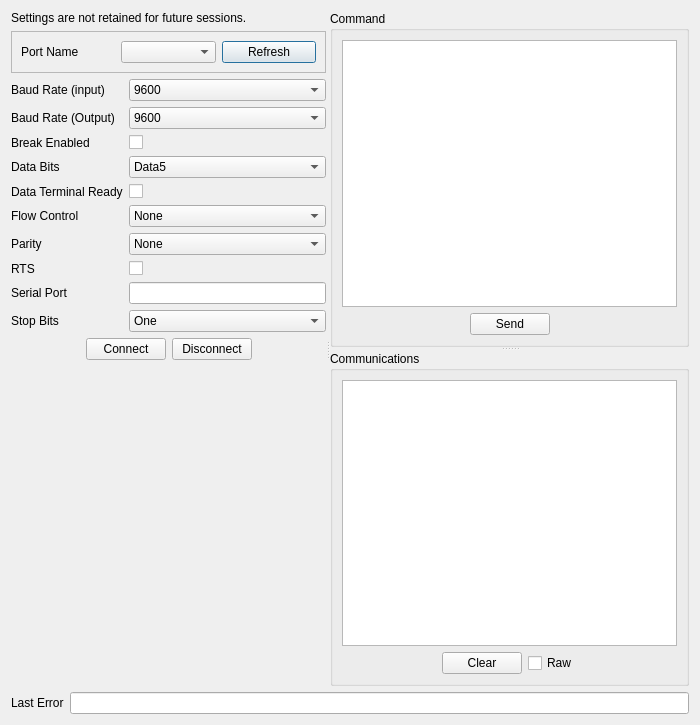
Before: the Qt Designer form UI/glitch-serial-port-window.ui in textbrowser/glitch, drawn with Qt 5.
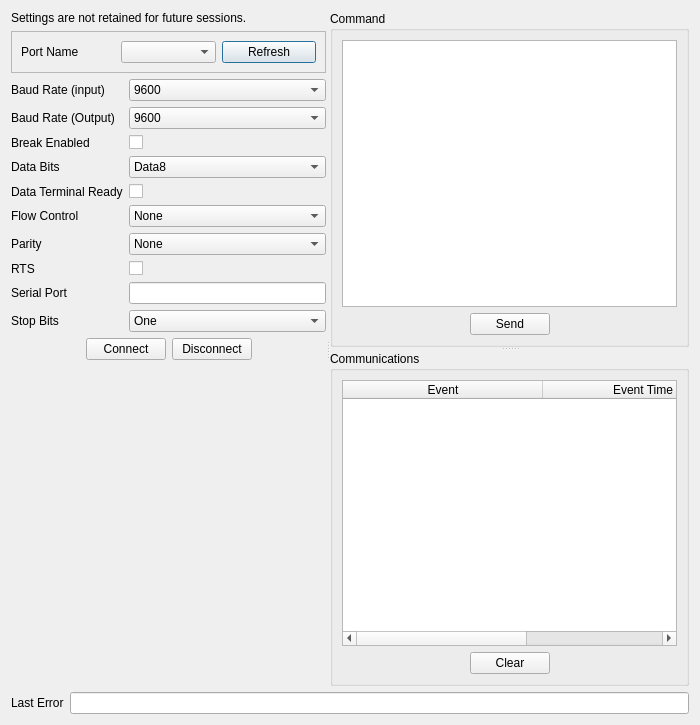
After: the same form once the commit is applied. Icons and pictures are not drawn. Custom widgets are drawn as their Qt base class.

Commit message: Serial data.

What changed in the file:
```diff
--- a/UI/glitch-serial-port-window.ui
+++ b/UI/glitch-serial-port-window.ui
@@ -332,7 +332,7 @@
              <item row="3" column="1">
               <widget class="QComboBox" name="data_bits">
                <property name="currentIndex">
-                <number>0</number>
+                <number>3</number>
                </property>
                <property name="sizeAdjustPolicy">
                 <enum>QComboBox::AdjustToContents</enum>
@@ -509,13 +509,49 @@
        </property>
        <layout class="QVBoxLayout" name="verticalLayout_3">
         <item>
-         <widget class="QTextBrowser" name="communications">
-          <property name="textInteractionFlags">
-           <set>Qt::TextSelectableByMouse</set>
+         <widget class="QTableWidget" name="communications">
+          <property name="alternatingRowColors">
+           <bool>true</bool>
           </property>
-          <property name="openLinks">
+          <property name="selectionMode">
+           <enum>QAbstractItemView::SingleSelection</enum>
+          </property>
+          <property name="selectionBehavior">
+           <enum>QAbstractItemView::SelectRows</enum>
+          </property>
+          <property name="verticalScrollMode">
+           <enum>QAbstractItemView::ScrollPerPixel</enum>
+          </property>
+          <property name="horizontalScrollMode">
+           <enum>QAbstractItemView::ScrollPerPixel</enum>
+          </property>
+          <property name="sortingEnabled">
+           <bool>true</bool>
+          </property>
+          <attribute name="horizontalHeaderDefaultSectionSize">
+           <number>200</number>
+          </attribute>
+          <attribute name="horizontalHeaderStretchLastSection">
+           <bool>true</bool>
+          </attribute>
+          <attribute name="verticalHeaderVisible">
            <bool>false</bool>
-          </property>
+          </attribute>
+          <column>
+           <property name="text">
+            <string>Event</string>
+           </property>
+          </column>
+          <column>
+           <property name="text">
+            <string>Event Time</string>
+           </property>
+          </column>
+          <column>
+           <property name="text">
+            <string>Port Name</string>
+           </property>
+          </column>
          </widget>
         </item>
         <item>
@@ -540,16 +576,6 @@
             </property>
            </widget>
           </item>
-          <item>
-           <widget class="QCheckBox" name="raw">
-            <property name="toolTip">
-             <string>&lt;html&gt;&lt;head/&gt;&lt;body&gt;&lt;p&gt;Data will be displayed in the original format.&lt;/p&gt;&lt;/body&gt;&lt;/html&gt;</string>
-            </property>
-            <property name="text">
-             <string>Raw</string>
-            </property>
-           </widget>
-          </item>
           <item>
            <spacer name="horizontalSpacer_4">
             <property name="orientation">
```
Left out of the diff: 1 changed line with no effect on the pictures. The commit also changes 3 other files.
